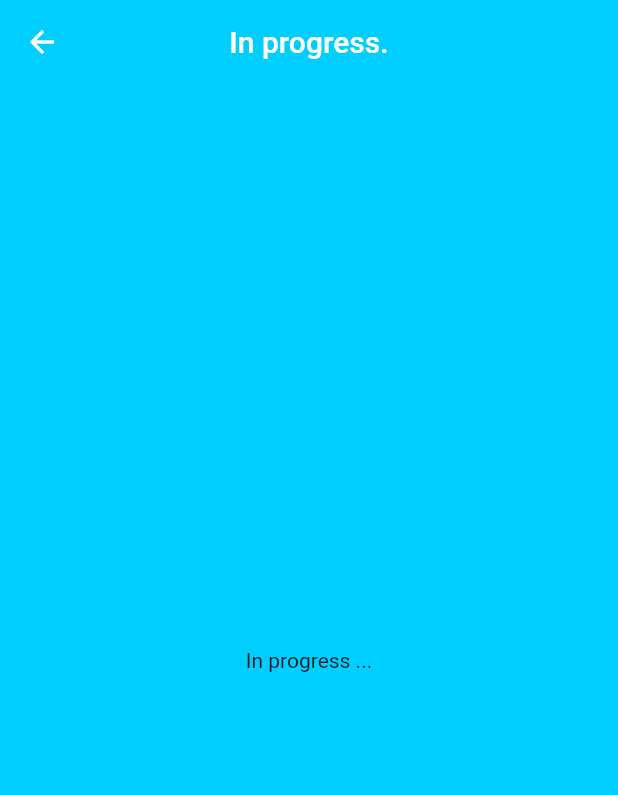
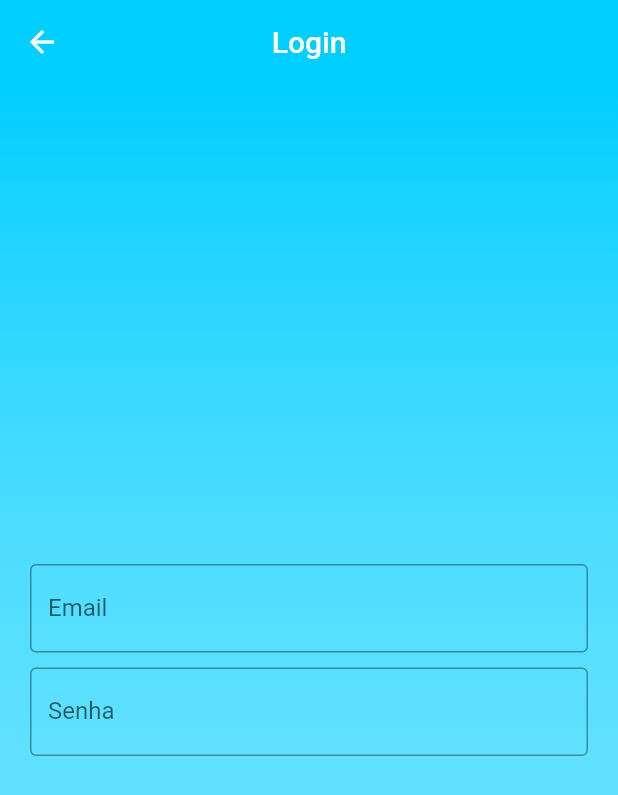
Before and after one commit to danilomonteirosouza/smart-students-check, a Flutter app: the screen it shows after launch, after a tap on "Login", on a phone screen of 412 x 824 dp. Shown: the top 795 px of the screen. Run offline on Flutter 3.47's test engine with Material 2 defaults, Android fonts, the phone set to English and light mode, and no system bars; our stand-ins replace lottie.

Commit message:
Modificação na tela registro alterando a cor de fundo e implementação do copyright e começo da contrução da tela de login

```diff
--- a/lib/views/login.dart
+++ b/lib/views/login.dart
@@ -16,31 +16,49 @@ class _LoginState extends State<Login> {
       return Scaffold(
         backgroundColor: const Color(0xff00ceff),
         appBar: AppBar(
-            title: const Text('In progress.'),
+          title: const Text('Login'),
           backgroundColor: const Color(0xff00ceff),
           elevation: 0.0,
           centerTitle: true,
         ),
         body: Container(
-              color: const Color(0xff00ceff),
-              child: Stack(
-                children: <Widget>[
-                  Column(
-                    children: const <Widget>[
-                      Expanded(
-                          flex: 1,
-                          child: Padding(
-                            padding: EdgeInsets.zero,
-                            child: Center(
-                              child: Text('In progress ...'),
+          decoration: const BoxDecoration(
+              gradient: LinearGradient(
+                begin: Alignment.topCenter,
+                end: Alignment.bottomCenter,
+                colors: [
+                  Color(0xff00ceff),
+                  Colors.white38,
+                ],
+              )
           ),
-                          )
+          width: double.infinity,
+          height: double.infinity,
+          child: Column(
+            mainAxisAlignment: MainAxisAlignment.center,
+            children: [
+              Padding(
+                padding: EdgeInsets.fromLTRB(20, 0, 20, 10),
+                child: TextField(
+                  decoration: InputDecoration(
+                      labelText: "Email",
+                      border: OutlineInputBorder()
+                  ),
+                ),
+              ),
+              Padding(
+                padding: EdgeInsets.fromLTRB(20, 0, 20, 0),
+                child: TextField(
+                  decoration: InputDecoration(
+                      labelText: "Senha",
+                      border: OutlineInputBorder()
+                  ),
+                ),
               ),
             ],
           ),
-                ],
-              )
-          )
+
+        ),
       );
     } else if(defaultTargetPlatform == TargetPlatform.iOS){
       return const CupertinoPageScaffold(
```
Also changed, not shown: lib/views/register.dart (+135 -1 lines). Lines whose indentation alone changed are shown as unchanged.
